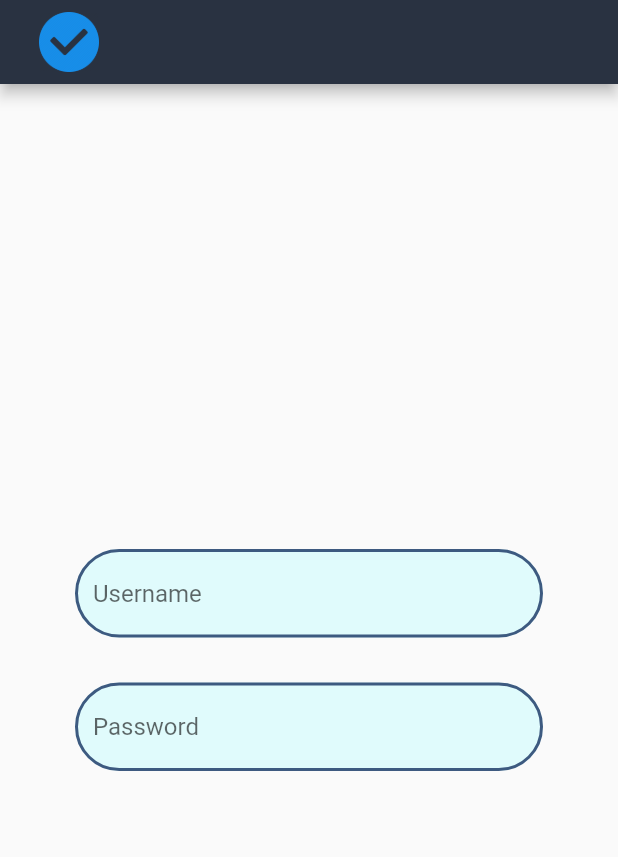
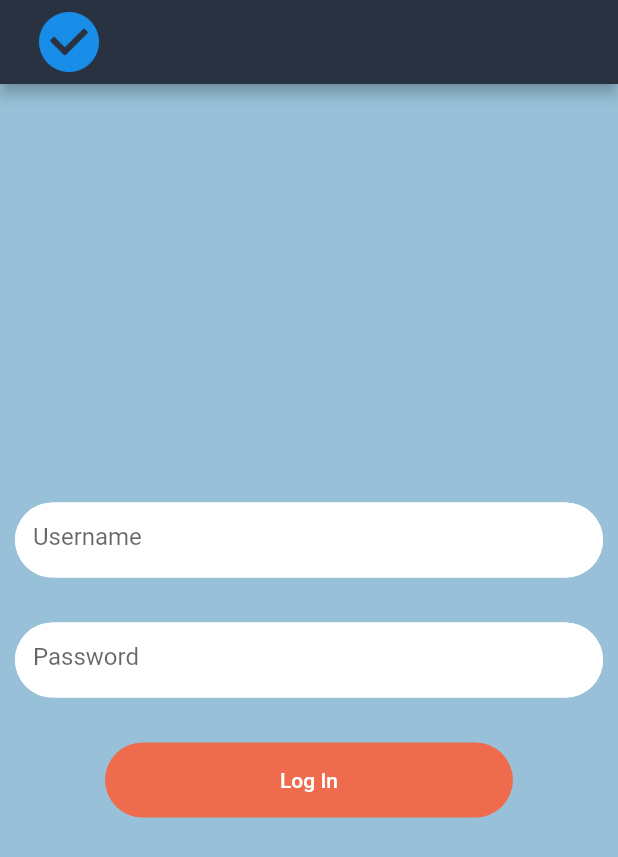
Before and after one commit to nunores/Seat-Management-Service, a Flutter app: the screen it shows after launch, on a phone screen of 412 x 824 dp. Shown: the top 857 px of the screen. Run offline on Flutter 3.47's test engine with Material 2 defaults, Android fonts, the phone set to English and light mode, and no system bars.

Commit message:
Login page almost done

```diff
--- a/lib/main.dart
+++ b/lib/main.dart
@@ -9,21 +9,9 @@ class MyApp extends StatelessWidget {
   @override
   Widget build(BuildContext context) {
     return MaterialApp(
-      title: 'Seat Management Serv i',
+      title: 'Seat Management Service',
       theme: ThemeData(
-        // This is the theme of your application.
-        //
-        // Try running your application with "flutter run". You'll see the
-        // application has a blue toolbar. Then, without quitting the app, try
-        // changing the primarySwatch below to Colors.green and then invoke
-        // "hot reload" (press "r" in the console where you ran "flutter run",
-        // or simply save your changes to "hot reload" in a Flutter IDE).
-        // Notice that the counter didn't reset back to zero; the application
-        // is not restarted.
         primarySwatch: Colors.blue,
-        // This makes the visual density adapt to the platform that you run
-        // the app on. For desktop platforms, the controls will be smaller and
-        // closer together (more dense) than on mobile platforms.
         visualDensity: VisualDensity.adaptivePlatformDensity,
       ),
       home: MyHomePage(title: 'Seat Management Service'),
@@ -43,28 +31,53 @@ class MyHomePage extends StatefulWidget {
 class _MyHomePageState extends State<MyHomePage> {
   @override
   Widget build(BuildContext context) {
+    var loginButton = Container(
+      child: FlatButton(
+        color: Color(0xFFEE6C4D),
+        textColor: Colors.white,
+        disabledColor: Colors.grey,
+        disabledTextColor: Colors.black,
+        padding: EdgeInsets.all(8.0),
+        shape: RoundedRectangleBorder(
+          borderRadius: BorderRadius.all(Radius.circular(150)),
+        ),
+        onPressed: () {
+          /*...*/
+        },
+        child: Text(
+          "Log In",
+          style: TextStyle(
+            color: Colors.white,
+          )
+        ),
+      ),
+      height: 50,
+      width: 700,
+      margin: EdgeInsets.symmetric(horizontal: 70),
+    );
+
     var passwordField = Container(
       child: TextField(
         obscureText: true,
         decoration: InputDecoration(
           hintText: 'Password',
           focusedBorder: OutlineInputBorder(
-            borderSide: BorderSide(color: Color(0xFF3D5A80), width: 2),
+            borderSide: BorderSide(color: Colors.white, width: 2),
             borderRadius: BorderRadius.all(Radius.circular(150)),
           ),
           enabledBorder: OutlineInputBorder(
             borderSide: BorderSide(
-              color: Color(0xFF3D5A80),
+              color: Colors.white,
               width: 2,
             ),
             borderRadius: BorderRadius.all(Radius.circular(150)),
           ),
           filled: true,
-          fillColor: Color(0xFFE0FBFC),
+          fillColor: Colors.white,
         ),
       ),
-      margin: EdgeInsets.symmetric(horizontal: 50),
-      padding: EdgeInsets.only(top: 30),
+      margin: EdgeInsets.symmetric(horizontal: 10),
+      height: 50,
     );
 
     var usernameField = Container(
@@ -73,24 +86,26 @@ class _MyHomePageState extends State<MyHomePage> {
         decoration: InputDecoration(
           hintText: 'Username',
           focusedBorder: OutlineInputBorder(
-            borderSide: BorderSide(color: Color(0xFF3D5A80), width: 2),
+            borderSide: BorderSide(color: Colors.white, width: 2),
             borderRadius: BorderRadius.all(Radius.circular(150)),
           ),
           enabledBorder: OutlineInputBorder(
             borderSide: BorderSide(
-              color: Color(0xFF3D5A80),
+              color: Colors.white,
               width: 2,
             ),
             borderRadius: BorderRadius.all(Radius.circular(150)),
           ),
           filled: true,
-          fillColor: Color(0xFFE0FBFC),
+          fillColor: Colors.white,
         ),
       ),
-      margin: EdgeInsets.symmetric(horizontal: 50),
+      margin: EdgeInsets.symmetric(horizontal: 10),
+      height: 50,
     );
 
     return Scaffold(
+      backgroundColor: Color(0xFF98C1D9),
       appBar: AppBar(
         backgroundColor: Color(0xFF293241),
         title: Row(
@@ -112,7 +127,14 @@ class _MyHomePageState extends State<MyHomePage> {
           mainAxisAlignment: MainAxisAlignment.center,
           children: <Widget>[
             usernameField,
+            SizedBox.fromSize(
+              size: Size.fromHeight(30),
+            ),
             passwordField,
+            SizedBox.fromSize(
+              size: Size.fromHeight(30),
+            ),
+            loginButton,
           ],
         ),
       ),
```
Also changed, not shown: pubspec.yaml (+6 -5 lines), ESOF.png, 1 other file.
